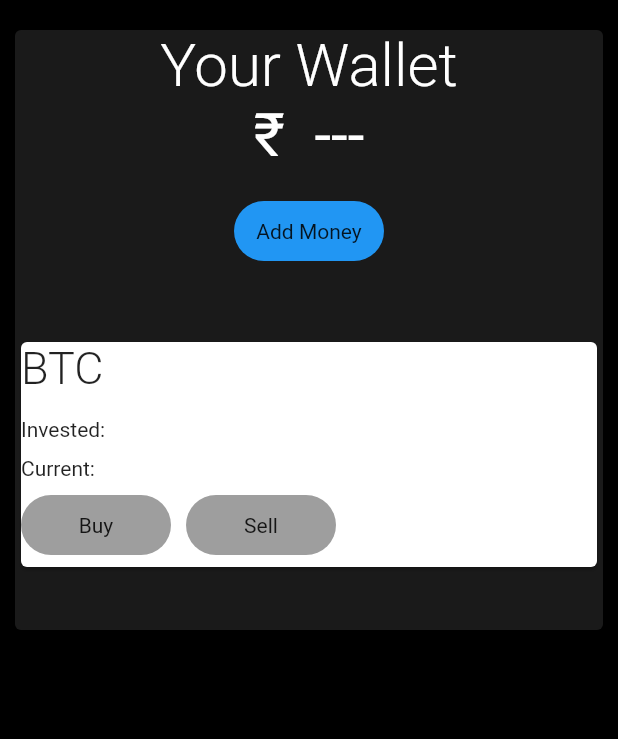
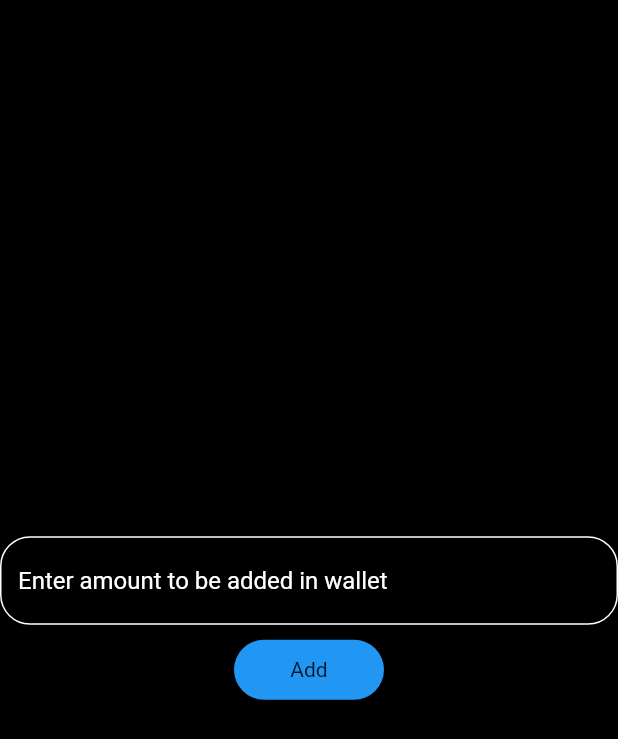
Before and after one commit to harsh-2024/Crypto-Wallet-app, a Flutter app: the Screen1 screen opened directly, after a tap on "Add Money", on a phone screen of 412 x 824 dp. Shown: the top 739 px of the screen. Run offline on Flutter 3.47's test engine with Material 2 defaults, Android fonts, the phone set to English and light mode, and no system bars; our stand-ins replace cloud_firestore, firebase_auth, firebase_core, google_sign_in; accounts and stored records are empty.

Commit message:
add wallet money feature added

```diff
--- /dev/null
+++ b/authentication/lib/screen_pages/addMoneypage.dart
@@ -0,0 +1,78 @@
+import 'package:flutter/material.dart';
+import 'package:firebase_auth/firebase_auth.dart';
+import 'package:cloud_firestore/cloud_firestore.dart';
+import 'package:firebase_core/firebase_core.dart';
+
+Map<String, dynamic> mapdata = <String, dynamic>{
+  "walletAmount": 0,
+  "btcAmount": 0
+};
+
+TextEditingController myController = TextEditingController();
+DocumentReference documentReference =
+    FirebaseFirestore.instance.doc("myData/walletData");
+
+class InputAmount extends StatefulWidget {
+  const InputAmount({Key? key}) : super(key: key);
+
+  @override
+  State<InputAmount> createState() => _InputAmountState();
+}
+
+class _InputAmountState extends State<InputAmount> {
+  void addMoney() {
+    // mapdata["walletAmount"] += int.parse(myController.text);
+    documentReference
+        .set(mapdata)
+        .whenComplete(() => print("document added to firebase"));
+  }
+
+  void updateWalletMoney() {
+    mapdata["walletAmount"] += int.parse(myController.text);
+    documentReference.update(mapdata);
+  }
+
+  @override
+  Widget build(BuildContext context) {
+    return SafeArea(
+      child: Scaffold(
+        backgroundColor: Colors.black,
+        body: Column(
+          mainAxisAlignment: MainAxisAlignment.center,
+          children: <Widget>[
+            TextFormField(
+                controller: myController,
+                cursorColor: Colors.white24,
+                keyboardType: TextInputType.number,
+                style: TextStyle(color: Colors.white),
+                decoration: InputDecoration(
+                    enabledBorder: OutlineInputBorder(
+                        borderSide: BorderSide(color: Colors.white),
+                        borderRadius: BorderRadius.circular(20)),
+                    focusedBorder: OutlineInputBorder(
+                        borderSide: BorderSide(color: Colors.blueGrey.shade400),
+                        borderRadius: BorderRadius.circular(20)),
+                    fillColor: Colors.white,
+                    hintStyle: TextStyle(color: Colors.white),
+                    hintText: 'Enter amount to be added in wallet')),
+            SizedBox(
+              height: 10,
+            ),
+            InkWell(
+              onTap: () => {addMoney(), updateWalletMoney()},
+              child: Container(
+                child: Center(child: Text('Add')),
+                height: 40,
+                width: 100,
+                decoration: BoxDecoration(
+                  color: Colors.blue.shade500,
+                  borderRadius: BorderRadius.circular(20),
+                ),
+              ),
+            )
+          ],
+        ),
+      ),
+    );
+  }
+}
--- a/authentication/lib/screen_pages/screen1.dart
+++ b/authentication/lib/screen_pages/screen1.dart
@@ -3,6 +3,14 @@ import 'package:flutter/material.dart';
 import 'package:firebase_auth/firebase_auth.dart';
 import 'package:firebase_core/firebase_core.dart';
 import 'package:cloud_firestore/cloud_firestore.dart';
+import 'addMoneypage.dart';
+
+int addedAmount = 0;
+
+Map<dynamic, dynamic> fetchedData = <String, dynamic>{
+  "walletAmount": 0,
+  "btcAmount": 0
+};
 
 class Screen1 extends StatefulWidget {
   const Screen1({Key? key}) : super(key: key);
@@ -12,6 +20,19 @@ class Screen1 extends StatefulWidget {
 }
 
 class _Screen1State extends State<Screen1> {
+  void fetchWalletAmount() async {
+    await documentReference.get().then((datasnapshot) => {
+          addedAmount = fetchedData["walletAmount"],
+          if (datasnapshot.exists)
+            {
+              setState(() => {fetchedData = datasnapshot.data() as Map})
+            }
+          else
+            {fetchedData["name"] = "unknown"}
+        });
+    print(fetchedData["walletAmount"]);
+  }
+
   @override
   Widget build(BuildContext context) {
     return Scaffold(
@@ -34,14 +55,19 @@ class _Screen1State extends State<Screen1> {
                         fontWeight: FontWeight.w300),
                   ),
                   Text(
-                    ' ₹  --- ',
+                    ' ₹$addedAmount',
                     style: TextStyle(color: Colors.white, fontSize: 40),
                   ),
                   SizedBox(
                     height: 20,
                   ),
+                  Row(
+                    children: [
                       InkWell(
-                    onTap: () => null,
+                        onTap: () => Navigator.push(
+                            context,
+                            MaterialPageRoute(
+                                builder: (context) => InputAmount())),
                         child: Container(
                           child: Center(child: Text('Add Money')),
                           height: 40,
@@ -52,73 +78,24 @@ class _Screen1State extends State<Screen1> {
                           ),
                         ),
                       ),
-                  SizedBox(height: 50),
-                  Row(
-                    children: <Widget>[
-                      Expanded(
-                        child: Card(
-                          child: InkWell(
-                              onTap: () => print('BTC'),
-                              splashColor: Colors.black45,
-                              child: SizedBox(
-                                  height: 150,
-                                  width: 150,
-                                  child: Column(
-                                    crossAxisAlignment:
-                                        CrossAxisAlignment.start,
-                                    children: <Widget>[
-                                      Text(
-                                        'BTC',
-                                        style: TextStyle(
-                                            fontSize: 30,
-                                            fontWeight: FontWeight.w300),
+                      SizedBox(
+                        width: 170,
                       ),
-                                      SizedBox(
-                                        height: 15,
-                                      ),
-                                      Text('Invested: '),
-                                      SizedBox(
-                                        height: 10,
-                                      ),
-                                      Text('Current: '),
-                                      SizedBox(
-                                        height: 10,
-                                      ),
-                                      Row(children: <Widget>[
                       InkWell(
-                                          onTap: () => null,
+                        onTap: () => fetchWalletAmount(),
                         child: Container(
-                                            child: Center(child: Text('Buy')),
+                          child: Center(child: Text('Check Balance')),
                           height: 40,
                           width: 100,
                           decoration: BoxDecoration(
-                                              color: Colors.grey,
-                                              borderRadius:
-                                                  BorderRadius.circular(20),
+                            color: Colors.blue.shade500,
+                            borderRadius: BorderRadius.circular(20),
                           ),
-                                          ),
-                                        ),
-                                        SizedBox(width: 10),
-                                        InkWell(
-                                          onTap: () => null,
-                                          child: Container(
-                                            child: Center(child: Text('Sell')),
-                                            height: 40,
-                                            width: 100,
-                                            decoration: BoxDecoration(
-                                              color: Colors.grey,
-                                              borderRadius:
-                                                  BorderRadius.circular(20),
-                                            ),
-                                          ),
-                                        ),
-                                      ]),
-                                    ],
-                                  ))),
                         ),
                       ),
                     ],
                   ),
+                  SizedBox(height: 50),
                 ],
               ),
             ),
```
Lines whose indentation alone changed are shown as unchanged.
